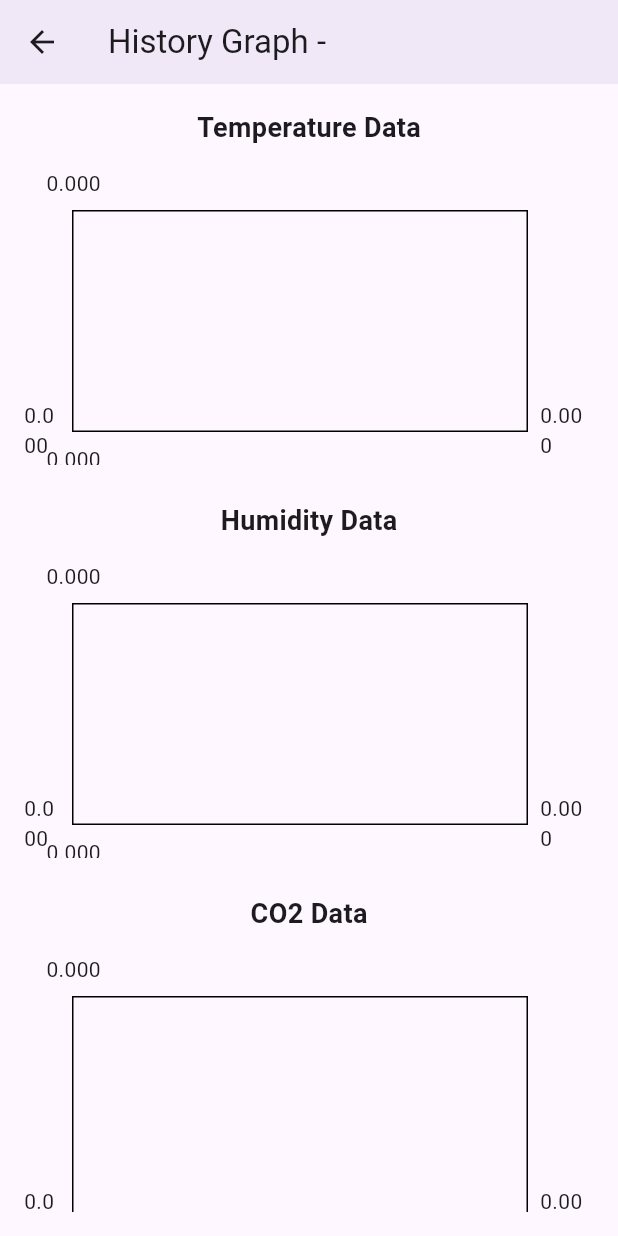
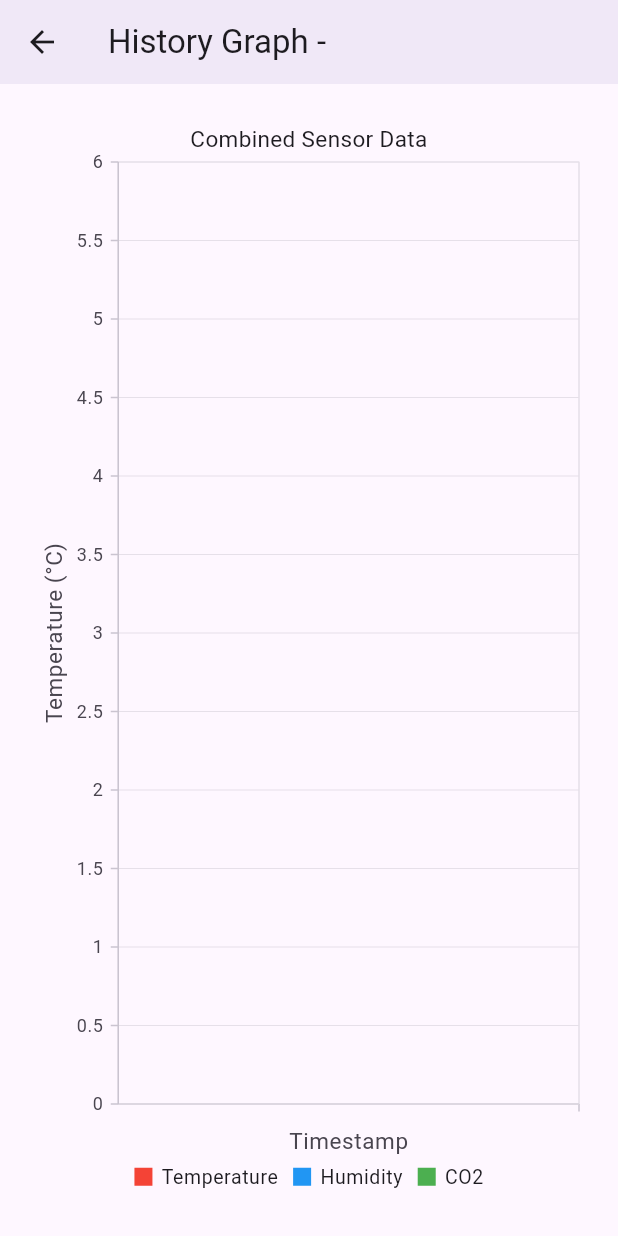
Before and after one commit to MichalMatu/ble_app, a Flutter app: the HistoryGraph screen opened directly with empty values, on a phone screen of 412 x 824 dp. Run offline on Flutter 3.47's test engine with Material 3 defaults, Android fonts, the phone set to English and light mode, and no system bars; drawn by our look-alikes of fl_chart; our stand-ins replace convert, device_info_plus, expandable, permission_handler, syncfusion_flutter_charts; missing offline and left inert: bluez, flutter_web_bluetooth.

Commit message:
chart changed to syncfusion_flutter_charts

```diff
--- a/example/lib/home/history_graph.dart
+++ b/example/lib/home/history_graph.dart
@@ -1,7 +1,7 @@
 import 'package:flutter/material.dart';
 import 'package:universal_ble/universal_ble.dart';
 import 'dart:typed_data';
-import 'package:fl_chart/fl_chart.dart';
+import 'package:syncfusion_flutter_charts/charts.dart';
 
 class HistoryGraph extends StatefulWidget {
   final BleDevice device;
@@ -13,9 +13,7 @@ class HistoryGraph extends StatefulWidget {
 }
 
 class HistoryGraphState extends State<HistoryGraph> {
-  List<FlSpot> temperatureData = [];
-  List<FlSpot> humidityData = [];
-  List<FlSpot> co2Data = [];
+  List<DataPoint> dataPoints = [];
   bool isLoading = true;
   String buffer = ""; // Buffer to store partial data chunks
 
@@ -48,18 +46,18 @@ class HistoryGraphState extends State<HistoryGraph> {
           // Check if the buffer contains complete lines
           final lines = buffer.split('\n');
           for (int i = 0; i < lines.length - 1; i++) {
-            parseAndSetData(lines[i]);
+            addData(lines[i]);
           }
 
           // Keep the last, possibly incomplete line in the buffer
           buffer = lines.last;
 
-          // Add a stopping condition (e.g., no more data, special signal, or user input)
+          // Stop if "END_OF_DATA" marker is found
           if (chunk.contains("END_OF_DATA")) {
-            reading = false; // Stop reading if an "END_OF_DATA" marker is found
+            reading = false;
           }
         } else {
-          reading = false; // Stop reading if no data is received
+          reading = false;
           debugPrint("No more data received.");
         }
       }
@@ -72,23 +70,24 @@ class HistoryGraphState extends State<HistoryGraph> {
     }
   }
 
-  void parseAndSetData(String line) {
-    // Assumes data is a CSV-like string: "timestamp,temperature,humidity,co2"
+  void addData(String line) {
+    // Data format: "2024/11/26 13:05:44,25.82,45.46,2102"
     if (line.isEmpty) return;
 
     final parts = line.split(',');
     if (parts.length >= 4) {
-      final timestamp = double.tryParse(parts[0]) ??
-          (temperatureData.length
-              .toDouble()); // Fallback to index if timestamp fails
+      final timestamp = parts[0]; // Use timestamp as-is
       final temperature = double.tryParse(parts[1]) ?? 0.0;
       final humidity = double.tryParse(parts[2]) ?? 0.0;
       final co2 = double.tryParse(parts[3]) ?? 0.0;
 
       setState(() {
-        temperatureData.add(FlSpot(timestamp, temperature));
-        humidityData.add(FlSpot(timestamp, humidity));
-        co2Data.add(FlSpot(timestamp, co2));
+        dataPoints.add(DataPoint(
+          timestamp: timestamp,
+          temperature: temperature,
+          humidity: humidity,
+          co2: co2,
+        ));
       });
     }
   }
@@ -105,71 +104,73 @@ class HistoryGraphState extends State<HistoryGraph> {
           ? const Center(child: CircularProgressIndicator())
           : Padding(
               padding: const EdgeInsets.all(16.0),
-              child: SingleChildScrollView(
-                child: Column(
-                  children: [
-                    const Text(
-                      "Temperature Data",
-                      style:
-                          TextStyle(fontSize: 18, fontWeight: FontWeight.bold),
-                    ),
-                    const SizedBox(height: 12),
-                    SizedBox(
-                      height: 200,
-                      child: LineChart(
-                          buildLineChart(temperatureData, Colors.red)),
-                    ),
-                    const SizedBox(height: 24),
-                    const Text(
-                      "Humidity Data",
-                      style:
-                          TextStyle(fontSize: 18, fontWeight: FontWeight.bold),
-                    ),
-                    const SizedBox(height: 12),
-                    SizedBox(
-                      height: 200,
-                      child:
-                          LineChart(buildLineChart(humidityData, Colors.blue)),
-                    ),
-                    const SizedBox(height: 24),
-                    const Text(
-                      "CO2 Data",
-                      style:
-                          TextStyle(fontSize: 18, fontWeight: FontWeight.bold),
-                    ),
-                    const SizedBox(height: 12),
-                    SizedBox(
-                      height: 200,
-                      child: LineChart(buildLineChart(co2Data, Colors.green)),
-                    ),
-                  ],
+              child: SfCartesianChart(
+                zoomPanBehavior: ZoomPanBehavior(enablePinching: true),
+                legend: const Legend(isVisible: true),
+                title: const ChartTitle(text: 'Combined Sensor Data'),
+                primaryXAxis: const CategoryAxis(
+                  title: AxisTitle(text: 'Timestamp'),
+                  labelIntersectAction: AxisLabelIntersectAction.hide,
                 ),
+                primaryYAxis: const NumericAxis(
+                  name: 'TemperatureAxis',
+                  title: AxisTitle(text: 'Temperature (°C)'),
+                  opposedPosition: false,
+                ),
+                axes: const [
+                  NumericAxis(
+                    name: 'HumidityAxis',
+                    title: AxisTitle(text: 'Humidity (%)'),
+                    opposedPosition: true,
+                  ),
+                  NumericAxis(
+                    name: 'CO2Axis',
+                    title: AxisTitle(text: 'CO₂ (ppm)'),
+                    opposedPosition: true,
+                  ),
+                ],
+                series: <CartesianSeries>[
+                  LineSeries<DataPoint, String>(
+                    name: 'Temperature',
+                    dataSource: dataPoints,
+                    xValueMapper: (DataPoint dp, _) => dp.timestamp,
+                    yValueMapper: (DataPoint dp, _) => dp.temperature,
+                    color: Colors.red,
+                    yAxisName: 'TemperatureAxis',
+                  ),
+                  LineSeries<DataPoint, String>(
+                    name: 'Humidity',
+                    dataSource: dataPoints,
+                    xValueMapper: (DataPoint dp, _) => dp.timestamp,
+                    yValueMapper: (DataPoint dp, _) => dp.humidity,
+                    color: Colors.blue,
+                    yAxisName: 'HumidityAxis',
+                  ),
+                  LineSeries<DataPoint, String>(
+                    name: 'CO2',
+                    dataSource: dataPoints,
+                    xValueMapper: (DataPoint dp, _) => dp.timestamp,
+                    yValueMapper: (DataPoint dp, _) => dp.co2,
+                    color: Colors.green,
+                    yAxisName: 'CO2Axis',
+                  ),
+                ],
               ),
             ),
     );
   }
+}
 
-  LineChartData buildLineChart(List<FlSpot> data, Color color) {
-    return LineChartData(
-      gridData: const FlGridData(show: true),
-      titlesData: const FlTitlesData(
-        leftTitles: AxisTitles(
-          sideTitles: SideTitles(showTitles: true, reservedSize: 32),
-        ),
-        bottomTitles: AxisTitles(
-          sideTitles: SideTitles(showTitles: true),
-        ),
-      ),
-      borderData: FlBorderData(show: true),
-      lineBarsData: [
-        LineChartBarData(
-          spots: data,
-          isCurved: true,
-          color: color,
-          barWidth: 3,
-          belowBarData: BarAreaData(show: false),
-        ),
-      ],
-    );
-  }
+class DataPoint {
+  final String timestamp; // Keep as a string for direct use
+  final double temperature;
+  final double humidity;
+  final double co2;
+
+  DataPoint({
+    required this.timestamp,
+    required this.temperature,
+    required this.humidity,
+    required this.co2,
+  });
 }
--- a/example/pubspec.yaml
+++ b/example/pubspec.yaml
@@ -14,7 +14,7 @@ dependencies:
   cupertino_icons: ^1.0.2
   permission_handler: ^10.4.3
   device_info_plus: ^9.0.2
-  fl_chart: ^0.69.2
+  syncfusion_flutter_charts: ^27.2.4
   universal_ble:
     path: ../
 
--- a/pubspec.yaml
+++ b/pubspec.yaml
@@ -25,7 +25,7 @@ dependencies:
   plugin_platform_interface: ^2.1.6
   flutter_web_bluetooth: ^0.2.2
   bluez: ^0.8.2
-  fl_chart: ^0.69.2
+  syncfusion_flutter_charts: ^27.2.4
 
 dev_dependencies:
   flutter_test:
```
Also changed, not shown: example/pubspec.lock.
